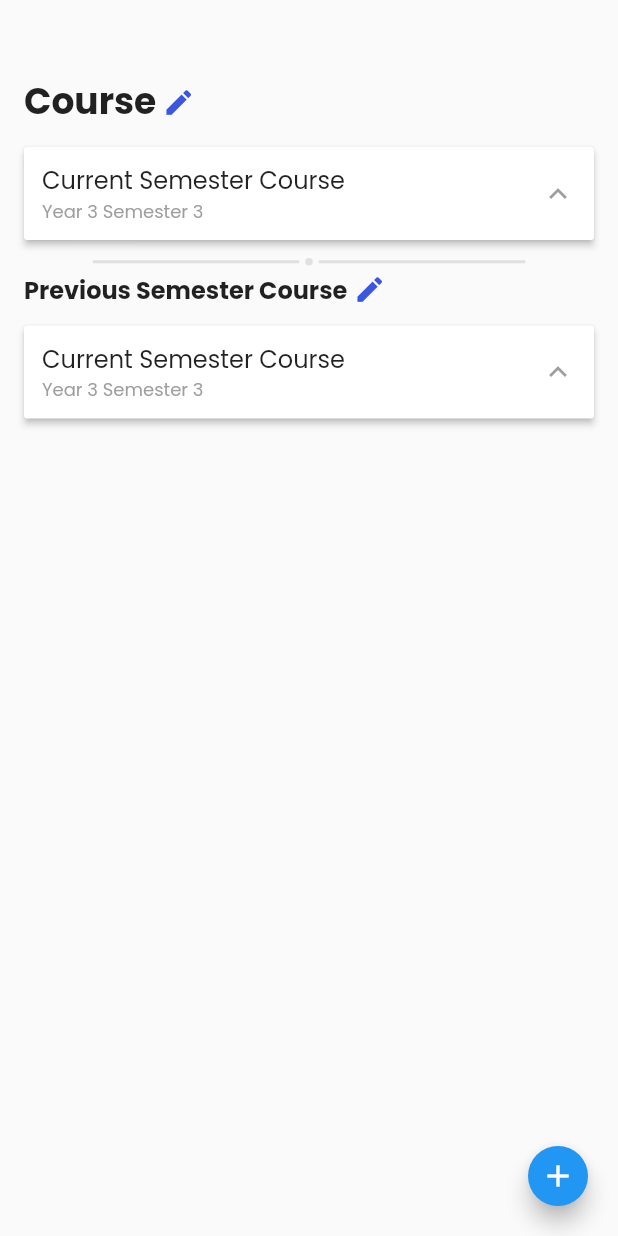
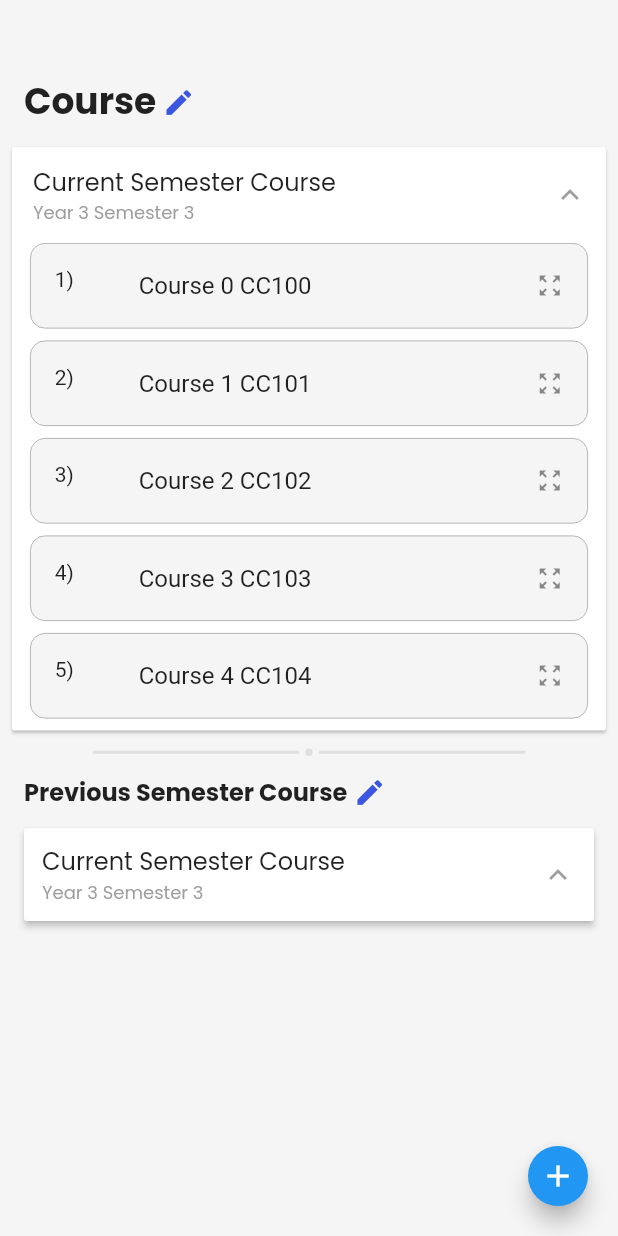
Before and after one commit to WeiJun0507/FYP_Project_LMS, a Flutter app: the CourseListingScreen screen opened by its route, on a phone screen of 412 x 824 dp. Run offline on Flutter 3.47's test engine with Material 2 defaults, Android fonts, the phone set to English and light mode, and no system bars; our stand-ins replace cached_network_image, carousel_slider, cloud_firestore, firebase_auth, firebase_core, flutter_svg and 2 more; accounts and stored records are empty.

Commit message:
7 / 3 / 2022
-- Create sample ui for course listing (Progressing)

```diff
--- /dev/null
+++ b/lib/controller/course/add_course_controller.dart
@@ -0,0 +1,3 @@
+class AddCourseController {
+
+}
--- a/lib/controller/dashboard/course_listing_controller.dart
+++ b/lib/controller/dashboard/course_listing_controller.dart
@@ -1,3 +1,11 @@
 class CourseListingController {
-  bool courseListingIsExpanded = true;
+  bool courseListingIsExpanded = true, previousCourseListingIsExpanded = true, editMode = false;
+
+  fetchCurrentCourse() async {
+
+  }
+
+  fetchPreviousCourse() async {
+
+  }
 }
--- a/lib/routes/routes.dart
+++ b/lib/routes/routes.dart
@@ -1,5 +1,6 @@
 import 'package:flutter/material.dart';
 import 'package:fyp_lms/ui/auth_screen/create_account_screen.dart';
+import 'package:fyp_lms/ui/course/add_course_screen.dart';
 import 'package:fyp_lms/ui/home/course_listing_screen.dart';
 import 'package:fyp_lms/ui/home/dashboard_screen.dart';
 
@@ -23,4 +24,6 @@ Map<String, Widget Function(BuildContext)> routesName = {
   '/UploadedFileScreen': (context) => const UploadedFileScreen(),
   '/ProfileScreen': (context) => const ProfileScreen(),
 
+  '/AddCourseScreen': (context) => const AddCourseScreen(),
+
 };
--- a/lib/ui/home/course_listing_screen.dart
+++ b/lib/ui/home/course_listing_screen.dart
@@ -2,6 +2,7 @@ import 'package:flutter/material.dart';
 import 'package:fyp_lms/utils/constant.dart';
 import 'package:fyp_lms/utils/custom_field/custom/custom_expansion_panel.dart';
 import 'package:google_fonts/google_fonts.dart';
+import 'package:nb_utils/nb_utils.dart';
 
 import '../../controller/dashboard/course_listing_controller.dart';
 
@@ -15,9 +16,17 @@ class CourseListingScreen extends StatefulWidget {
 class _CourseListingScreenState extends State<CourseListingScreen> {
   CourseListingController controller = CourseListingController();
 
+
+  @override
+  void initState() {
+    super.initState();
+    controller.fetchCurrentCourse();
+  }
+
   @override
   Widget build(BuildContext context) {
     return Scaffold(
+      backgroundColor: getColorFromHex('F5F5F5'),
       appBar: AppBar(
         backgroundColor: Colors.transparent,
         toolbarHeight: 0,
@@ -35,16 +44,21 @@ class _CourseListingScreenState extends State<CourseListingScreen> {
                   fontWeight: FontWeight.bold,
                 ),),
                 const SizedBox(width: small_padding,),
-                const Icon(Icons.edit, color: BG_COLOR_4, size: 22.0,),
+                const Icon(Icons.edit, color: BG_COLOR_4, size: 22.0,).onTap(() {
+                  setState(() {
+                    controller.editMode = !controller.editMode;
+                  });
+                }),
               ],
             ),
           ),
 
           //CURRENT COURSE
           Container(
-            margin: EdgeInsets.only(left: 16, right: 16, top: 12),
+            margin: const EdgeInsets.only(left: normal_padding, right: normal_padding, top: 12),
             child: CustomExpansionPanelList(
-              expandedHeaderPadding: EdgeInsets.symmetric(vertical: 2),
+              elevation: 1,
+              expandedHeaderPadding: EdgeInsets.symmetric(vertical: 3, horizontal: 2),
               animationDuration: Duration(milliseconds: 700),
               children: [
                 CustomExpansionPanel(
@@ -67,8 +81,48 @@ class _CourseListingScreenState extends State<CourseListingScreen> {
                       ),
                     );
                   },
-                  body: Container(
-
+                  body: ListView.builder(
+                    shrinkWrap: true,
+                    itemCount: 5,
+                    itemBuilder: (BuildContext context, int index) {
+                      return controller.editMode ? Row(
+                        children: [
+                          Container(
+                            margin: const EdgeInsets.all(normal_padding),
+                            child: Icon(Icons.delete, color: Colors.red, size: 18.0,),
+                          ).onTap(() {
+                            //REMOVE COURSE
+                          }),
+                          Expanded(
+                            child: Container(
+                              margin: const EdgeInsets.only(left: large_padding, right: large_padding, bottom: normal_padding),
+                              decoration: BoxDecoration(
+                                color: Colors.grey[100],
+                                borderRadius: BorderRadius.all(Radius.circular(10.0)),
+                                border: Border.all(color: Colors.grey, width: 0.5),
+                              ),
+                              child: ListTile(
+                                leading: Text('${index + 1})'),
+                                title: Text('Course $index CC10$index'),
+                                trailing: Icon(Icons.zoom_out_map, size: 18.0),
+                              ),
+                            ),
+                          )
+                        ],
+                      ) : Container(
+                        margin: const EdgeInsets.only(left: large_padding, right: large_padding, bottom: normal_padding),
+                        decoration: BoxDecoration(
+                          color: Colors.grey[100],
+                          borderRadius: BorderRadius.all(Radius.circular(10.0)),
+                          border: Border.all(color: Colors.grey, width: 0.5),
+                        ),
+                        child: ListTile(
+                          leading: Text('${index + 1})'),
+                          title: Text('Course $index CC10$index'),
+                          trailing: Icon(Icons.zoom_out_map, size: 18.0),
+                        ),
+                      );
+                    },
                   ),
                   isExpanded: controller.courseListingIsExpanded,
                   canTapOnHeader: true
@@ -84,7 +138,7 @@ class _CourseListingScreenState extends State<CourseListingScreen> {
 
           //SEPARATE INDICATOR
           Container(
-            margin: EdgeInsets.only(top: large_padding, bottom: small_padding, left: MediaQuery.of(context).size.width * 0.15),
+            margin: EdgeInsets.only(top: large_padding, bottom: large_padding, left: MediaQuery.of(context).size.width * 0.15),
             width: MediaQuery.of(context).size.width * 0.7,
             alignment: Alignment.center,
             child: Row(
@@ -159,13 +213,13 @@ class _CourseListingScreenState extends State<CourseListingScreen> {
                     body: Container(
 
                     ),
-                    isExpanded: controller.courseListingIsExpanded,
+                    isExpanded: controller.previousCourseListingIsExpanded,
                     canTapOnHeader: true
                 ),
               ],
               expansionCallback: (int panelIndex, bool isExpanded) {
                 setState(() {
-                  controller.courseListingIsExpanded = !controller.courseListingIsExpanded;
+                  controller.previousCourseListingIsExpanded = !controller.previousCourseListingIsExpanded;
                 });
               },
             ),
--- a/lib/web_service/model/course/course.dart
+++ b/lib/web_service/model/course/course.dart
@@ -8,6 +8,9 @@ class Course {
 
   /*  Course Name  */
   String? courseName;
+
+  /*  Course Overview  */
+  String? courseOverview;
 
   /*  Course Duration  */
   List<String>? courseHour;
@@ -40,6 +43,7 @@ class Course {
   String? isHide;
 
 
+
   Course();
 
   factory Course.fromJson(Map<String, dynamic> json) => _$CourseFromJson(json);
```
Also changed, not shown: lib/ui/course/add_course_screen.dart (added, +19 -0 lines), lib/web_service/model/post/comment.dart (added, +22 -0 lines), lib/web_service/model/post/post.dart (added, +26 -0 lines), lib/web_service/model/course/course.g.dart, lib/web_service/model/post/comment.g.dart (added), lib/web_service/model/post/post.g.dart (added).
